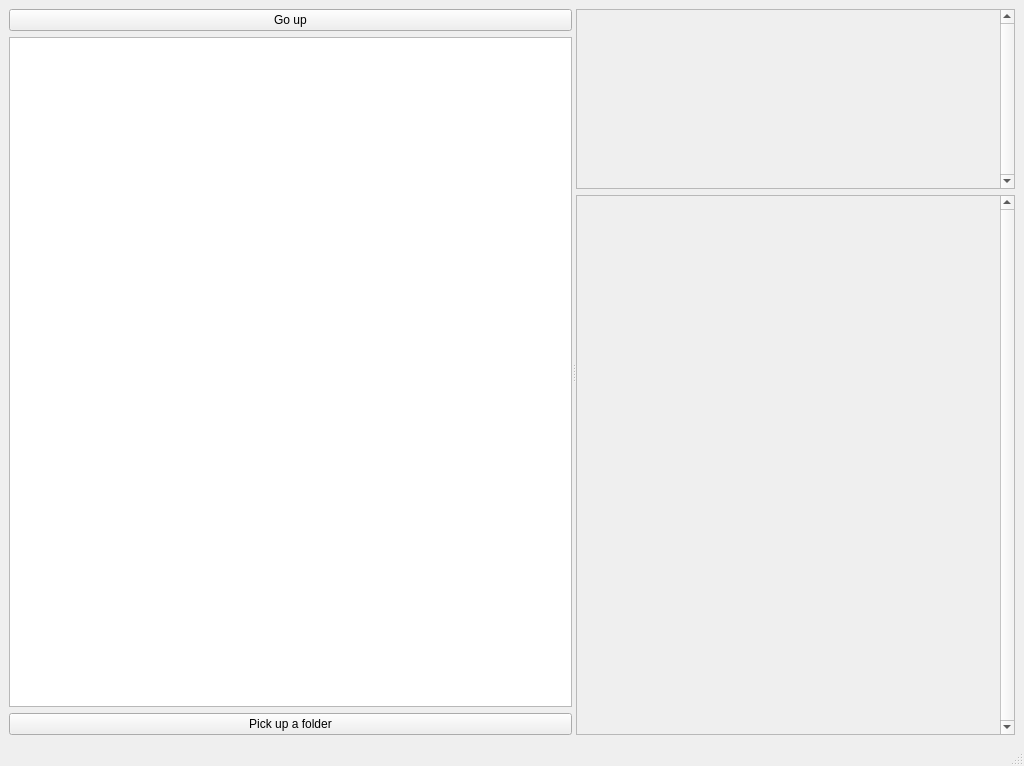
First picture: the form in ui/main.ui, repository pyplotter/pyplotter, before the edit.
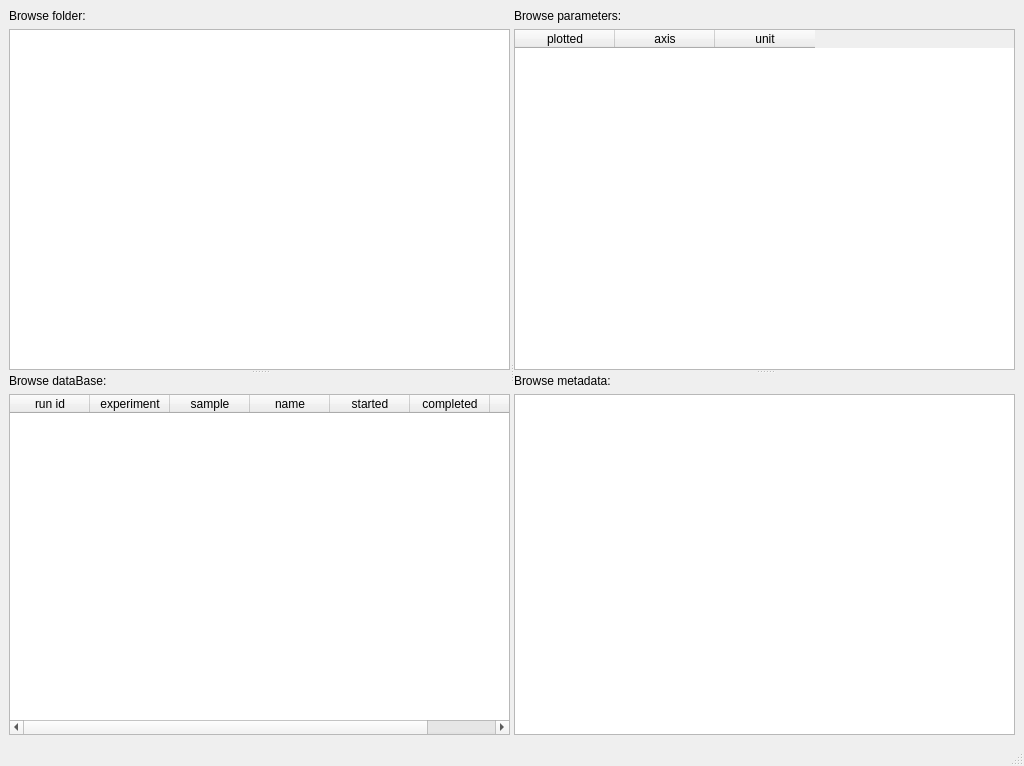
Second picture: the form after the edit.

```diff
--- a/ui/main.ui
+++ b/ui/main.ui
@@ -34,20 +34,92 @@
         <widget class="QWidget" name="layoutWidget">
          <layout class="QVBoxLayout" name="verticalLayout">
           <item>
-           <widget class="QPushButton" name="pushButtonUp">
-            <property name="text">
-             <string>Go up</string>
+           <widget class="QSplitter" name="splitter_2">
+            <property name="orientation">
+             <enum>Qt::Vertical</enum>
             </property>
-           </widget>
-          </item>
-          <item>
-           <widget class="QListWidget" name="listWidget"/>
-          </item>
-          <item>
-           <widget class="QPushButton" name="btnBrowse">
-            <property name="text">
-             <string>Pick up a folder</string>
-            </property>
+            <widget class="QWidget" name="layoutWidget_2">
+             <layout class="QVBoxLayout" name="verticalLayout_5">
+              <item>
+               <widget class="QLabel" name="labelFolder">
+                <property name="text">
+                 <string>Browse folder:</string>
+                </property>
+               </widget>
+              </item>
+              <item>
+               <widget class="QListWidget" name="listWidgetFolder"/>
+              </item>
+             </layout>
+            </widget>
+            <widget class="QWidget" name="layoutWidget_3">
+             <layout class="QVBoxLayout" name="verticalLayout_11">
+              <item>
+               <widget class="QLabel" name="labelDataBase">
+                <property name="text">
+                 <string>Browse dataBase:</string>
+                </property>
+               </widget>
+              </item>
+              <item>
+               <widget class="QTableWidget" name="tableWidgetDataBase">
+                <property name="sortingEnabled">
+                 <bool>true</bool>
+                </property>
+                <property name="columnCount">
+                 <number>7</number>
+                </property>
+                <attribute name="horizontalHeaderDefaultSectionSize">
+                 <number>80</number>
+                </attribute>
+                <attribute name="horizontalHeaderMinimumSectionSize">
+                 <number>32</number>
+                </attribute>
+                <attribute name="horizontalHeaderStretchLastSection">
+                 <bool>false</bool>
+                </attribute>
+                <attribute name="verticalHeaderVisible">
+                 <bool>false</bool>
+                </attribute>
+                <column>
+                 <property name="text">
+                  <string>run id</string>
+                 </property>
+                </column>
+                <column>
+                 <property name="text">
+                  <string>experiment</string>
+                 </property>
+                </column>
+                <column>
+                 <property name="text">
+                  <string>sample</string>
+                 </property>
+                </column>
+                <column>
+                 <property name="text">
+                  <string>name</string>
+                 </property>
+                </column>
+                <column>
+                 <property name="text">
+                  <string>started</string>
+                 </property>
+                </column>
+                <column>
+                 <property name="text">
+                  <string>completed</string>
+                 </property>
+                </column>
+                <column>
+                 <property name="text">
+                  <string>records</string>
+                 </property>
+                </column>
+               </widget>
+              </item>
+             </layout>
+            </widget>
            </widget>
           </item>
          </layout>
@@ -55,74 +127,51 @@
         <widget class="QWidget" name="layoutWidget">
          <layout class="QVBoxLayout" name="verticalLayout_2">
           <item>
-           <widget class="QScrollArea" name="scrollArea">
-            <property name="sizePolicy">
-             <sizepolicy hsizetype="Expanding" vsizetype="Preferred">
-              <horstretch>0</horstretch>
-              <verstretch>1</verstretch>
-             </sizepolicy>
+           <widget class="QSplitter" name="splitter_3">
+            <property name="orientation">
+             <enum>Qt::Vertical</enum>
             </property>
-            <property name="minimumSize">
-             <size>
-              <width>200</width>
-              <height>0</height>
-             </size>
-            </property>
-            <property name="verticalScrollBarPolicy">
-             <enum>Qt::ScrollBarAlwaysOn</enum>
-            </property>
-            <property name="widgetResizable">
-             <bool>true</bool>
-            </property>
-            <widget class="QWidget" name="scrollAreaWidgetContents">
-             <property name="geometry">
-              <rect>
-               <x>0</x>
-               <y>0</y>
-               <width>411</width>
-               <height>85</height>
-              </rect>
-             </property>
-             <layout class="QVBoxLayout" name="verticalLayout_10">
+            <widget class="QWidget" name="verticalLayoutWidget">
+             <layout class="QVBoxLayout" name="verticalLayout_6">
               <item>
-               <layout class="QVBoxLayout" name="verticalLayoutDependent"/>
+               <widget class="QLabel" name="labelParameter">
+                <property name="text">
+                 <string>Browse parameters:</string>
+                </property>
+               </widget>
+              </item>
+              <item>
+               <widget class="QTableWidget" name="tableWidgetParameters">
+                <column>
+                 <property name="text">
+                  <string>plotted</string>
+                 </property>
+                </column>
+                <column>
+                 <property name="text">
+                  <string>axis</string>
+                 </property>
+                </column>
+                <column>
+                 <property name="text">
+                  <string>unit</string>
+                 </property>
+                </column>
+               </widget>
               </item>
              </layout>
             </widget>
-           </widget>
-          </item>
-          <item>
-           <widget class="QScrollArea" name="scrollArea_2">
-            <property name="sizePolicy">
-             <sizepolicy hsizetype="Expanding" vsizetype="Expanding">
-              <horstretch>0</horstretch>
-              <verstretch>3</verstretch>
-             </sizepolicy>
-            </property>
-            <property name="minimumSize">
-             <size>
-              <width>200</width>
-              <height>0</height>
-             </size>
-            </property>
-            <property name="verticalScrollBarPolicy">
-             <enum>Qt::ScrollBarAlwaysOn</enum>
-            </property>
-            <property name="widgetResizable">
-             <bool>true</bool>
-            </property>
-            <widget class="QWidget" name="scrollAreaWidgetContents_2">
-             <property name="geometry">
-              <rect>
-               <x>0</x>
-               <y>0</y>
-               <width>411</width>
-               <height>257</height>
-              </rect>
-             </property>
-             <layout class="QVBoxLayout" name="verticalLayout_8">
+            <widget class="QWidget" name="verticalLayoutWidget_2">
+             <layout class="QVBoxLayout" name="verticalLayout_7">
               <item>
-               <layout class="QVBoxLayout" name="verticalLayout_7"/>
+               <widget class="QLabel" name="labelMetadata">
+                <property name="text">
+                 <string>Browse metadata:</string>
+                </property>
+               </widget>
+              </item>
+              <item>
+               <widget class="QListWidget" name="listWidgetMetadata"/>
               </item>
              </layout>
             </widget>
```
